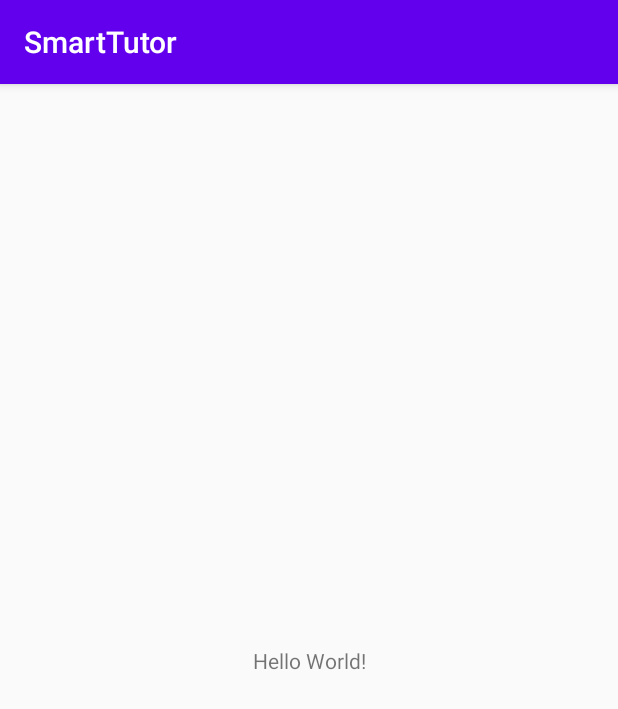
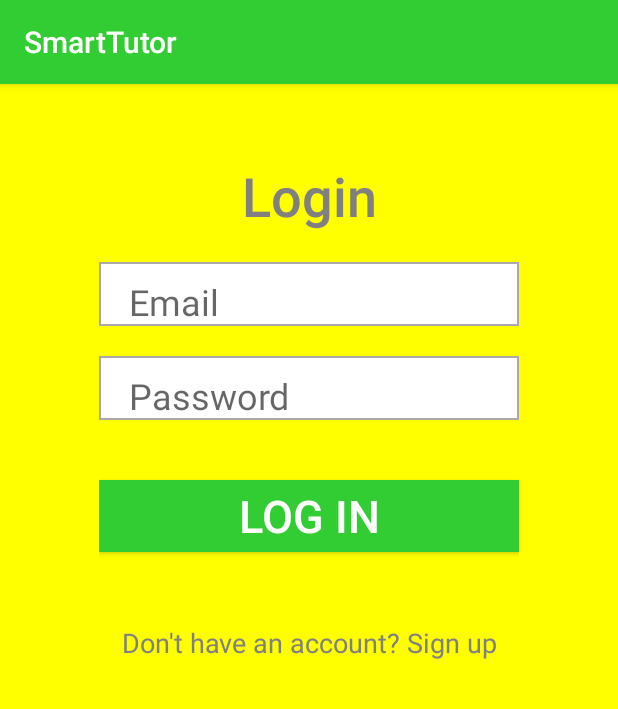
Before and after one commit to falata/SmartTutor, an Android app: the screen it shows after launch (MainActivity before the commit, LoginActivity after it), on a phone screen of 412 x 824 dp. Shown: the top 709 px of the screen. Run offline under Robolectric (Android 15) with nearby library versions, the phone set to English and light mode, and no system bars.

Commit message:
login_activity with center scroll

```diff
--- a/app/src/main/AndroidManifest.xml
+++ b/app/src/main/AndroidManifest.xml
@@ -4,14 +4,16 @@
 
     <application
         android:allowBackup="true"
+        android:fullBackupContent="true"
         android:icon="@mipmap/ic_launcher"
         android:label="@string/app_name"
         android:roundIcon="@mipmap/ic_launcher_round"
         android:supportsRtl="true"
         android:theme="@style/AppTheme">
-        <activity android:name=".TutorDetailActivity"></activity>
+        <activity android:name=".TutorDetailActivity"/>
         <activity android:name=".TutorActivity" />
-        <activity android:name=".MainActivity">
+        <activity android:name=".MainActivity" />
+        <activity android:name=".LoginActivity">
             <intent-filter>
                 <action android:name="android.intent.action.MAIN" />
 
--- /dev/null
+++ b/app/src/main/java/com/example/smarttutor/LoginActivity.java
@@ -0,0 +1,15 @@
+package com.example.smarttutor;
+
+import android.os.Bundle;
+
+import androidx.annotation.Nullable;
+import androidx.appcompat.app.AppCompatActivity;
+
+public class LoginActivity extends AppCompatActivity {
+
+    @Override
+    protected void onCreate(@Nullable Bundle savedInstanceState) {
+        super.onCreate(savedInstanceState);
+        setContentView(R.layout.activity_login);
+    }
+}
--- /dev/null
+++ b/app/src/main/res/drawable/edittext_border.xml
@@ -0,0 +1,9 @@
+<?xml version="1.0" encoding="utf-8"?>
+<selector xmlns:android="http://schemas.android.com/apk/res/android">
+    <item>
+        <shape android:shape="rectangle">
+            <solid android:color="@color/colorWhite"/>
+            <stroke android:width="1dp" android:color="@color/colorAccent"/>
+        </shape>
+    </item>
+</selector>
--- /dev/null
+++ b/app/src/main/res/layout/activity_login.xml
@@ -0,0 +1,98 @@
+<?xml version="1.0" encoding="utf-8"?>
+<androidx.constraintlayout.widget.ConstraintLayout xmlns:android="http://schemas.android.com/apk/res/android"
+    xmlns:app="http://schemas.android.com/apk/res-auto"
+    android:id="@+id/loginConstraint"
+    android:layout_width="match_parent"
+    android:layout_height="match_parent"
+    android:background="@color/colorBackground">
+
+    <ScrollView
+        android:id="@+id/scroll_layout"
+        android:layout_width="wrap_content"
+        android:layout_height="match_parent"
+        android:scrollbarSize="0dp"
+        app:layout_constraintBottom_toBottomOf="parent"
+        app:layout_constraintEnd_toEndOf="parent"
+        app:layout_constraintStart_toStartOf="parent"
+        app:layout_constraintTop_toTopOf="parent">
+
+        <LinearLayout
+            android:id="@+id/linear_layout"
+            android:layout_width="match_parent"
+            android:layout_height="wrap_content"
+            android:orientation="vertical"
+            android:scrollbarDefaultDelayBeforeFade="0"
+            android:scrollbarFadeDuration="0"
+            android:scrollbarSize="0dp"
+            android:scrollbarStyle="outsideOverlay">
+
+            <TextView
+                android:id="@+id/text_login"
+                android:layout_width="match_parent"
+                android:layout_height="wrap_content"
+                android:layout_marginStart="25dp"
+                android:layout_marginTop="50dp"
+                android:layout_marginEnd="25dp"
+                android:fontFamily="sans-serif-medium"
+                android:text="@string/login"
+                android:textAlignment="center"
+                android:textAppearance="@style/TextAppearance.AppCompat.Large"
+                android:textColor="@color/colorDeepAccent"
+                android:textSize="36sp"
+                android:typeface="serif" />
+
+            <EditText
+                android:id="@+id/loginEmail"
+                android:layout_width="match_parent"
+                android:layout_height="wrap_content"
+                android:layout_marginTop="20dp"
+                android:autofillHints=""
+                android:background="@drawable/edittext_border"
+                android:ems="10"
+                android:hint="@string/loginEmail"
+                android:inputType="textEmailAddress"
+                android:paddingLeft="20dp"
+                android:paddingTop="10dp"
+                android:paddingRight="20dp"
+                android:paddingBottom="0dp"
+                android:textSize="24sp" />
+
+            <EditText
+                android:id="@+id/loginPass"
+                android:layout_width="match_parent"
+                android:layout_height="wrap_content"
+                android:layout_marginTop="20dp"
+                android:autofillHints=""
+                android:background="@drawable/edittext_border"
+                android:ems="10"
+                android:hint="@string/pass"
+                android:inputType="textPassword"
+                android:paddingLeft="20dp"
+                android:paddingTop="10dp"
+                android:paddingRight="20dp"
+                android:paddingBottom="0dp"
+                android:textSize="24sp" />
+
+            <Button
+                android:id="@+id/loginBtn"
+                android:layout_width="match_parent"
+                android:layout_height="wrap_content"
+                android:layout_marginTop="40dp"
+                android:background="@color/colorPrimary"
+                android:text="@string/log_in"
+                android:textColor="@color/colorWhite"
+                android:textSize="30sp" />
+
+            <TextView
+                android:id="@+id/loginSignup"
+                android:layout_width="match_parent"
+                android:layout_height="wrap_content"
+                android:layout_marginTop="48dp"
+                android:text="@string/loginSign"
+                android:textAlignment="center"
+                android:textColor="@color/colorDeepAccent"
+                android:textSize="18sp" />
+        </LinearLayout>
+    </ScrollView>
+
+</androidx.constraintlayout.widget.ConstraintLayout>
--- a/app/src/main/res/values/colors.xml
+++ b/app/src/main/res/values/colors.xml
@@ -1,6 +1,9 @@
 <?xml version="1.0" encoding="utf-8"?>
 <resources>
-    <color name="colorPrimary">#6200EE</color>
-    <color name="colorPrimaryDark">#3700B3</color>
-    <color name="colorAccent">#03DAC5</color>
+    <color name="colorPrimary">#32CD32</color>
+    <color name="colorPrimaryDark">#008000</color>
+    <color name="colorBackground">#FFFF00</color>
+    <color name="colorWhite">#FFFFFF</color>
+    <color name="colorAccent">#A9A9A9</color>
+    <color name="colorDeepAccent">#808080</color>
 </resources>
--- a/app/src/main/res/values/strings.xml
+++ b/app/src/main/res/values/strings.xml
@@ -1,3 +1,8 @@
 <resources>
     <string name="app_name">SmartTutor</string>
+    <string name="log_in">Log in</string>
+    <string name="login">Login</string>
+    <string name="loginEmail">Email</string>
+    <string name="pass">Password</string>
+    <string name="loginSign">Don\'t have an account? Sign up</string>
 </resources>
--- a/gradle.properties
+++ b/gradle.properties
@@ -6,7 +6,7 @@
 # http://www.gradle.org/docs/current/userguide/build_environment.html
 # Specifies the JVM arguments used for the daemon process.
 # The setting is particularly useful for tweaking memory settings.
-org.gradle.jvmargs=-Xmx2048m
+org.gradle.jvmargs=-Xmx1024m
 # When configured, Gradle will run in incubating parallel mode.
 # This option should only be used with decoupled projects. More details, visit
 # http://www.gradle.org/docs/current/userguide/multi_project_builds.html#sec:decoupled_projects
```
